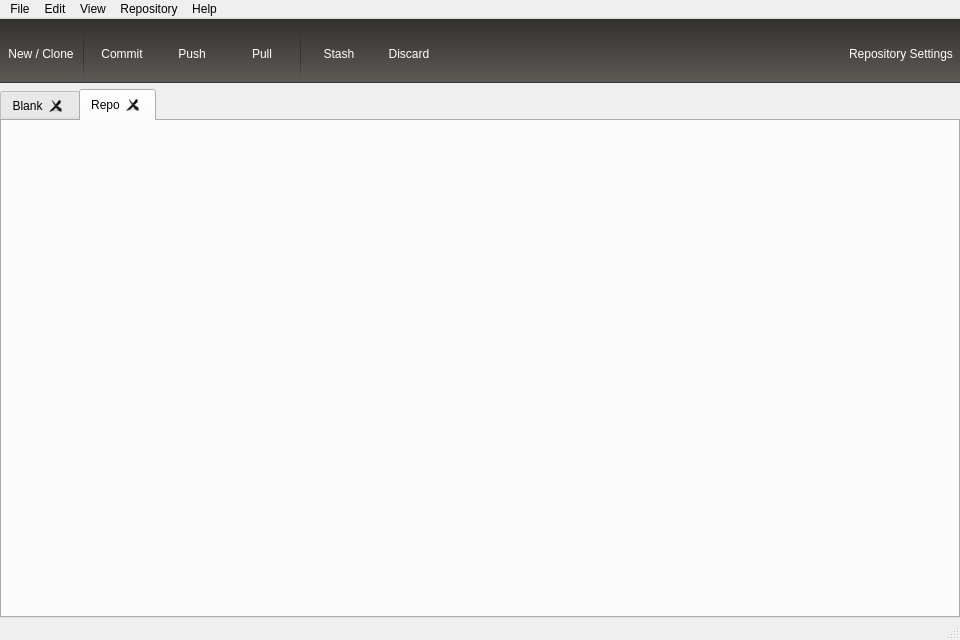
This is mainwindow.ui in tsekityam/gitlin-gui as Qt 5 draws it before an edit. The edited form follows.
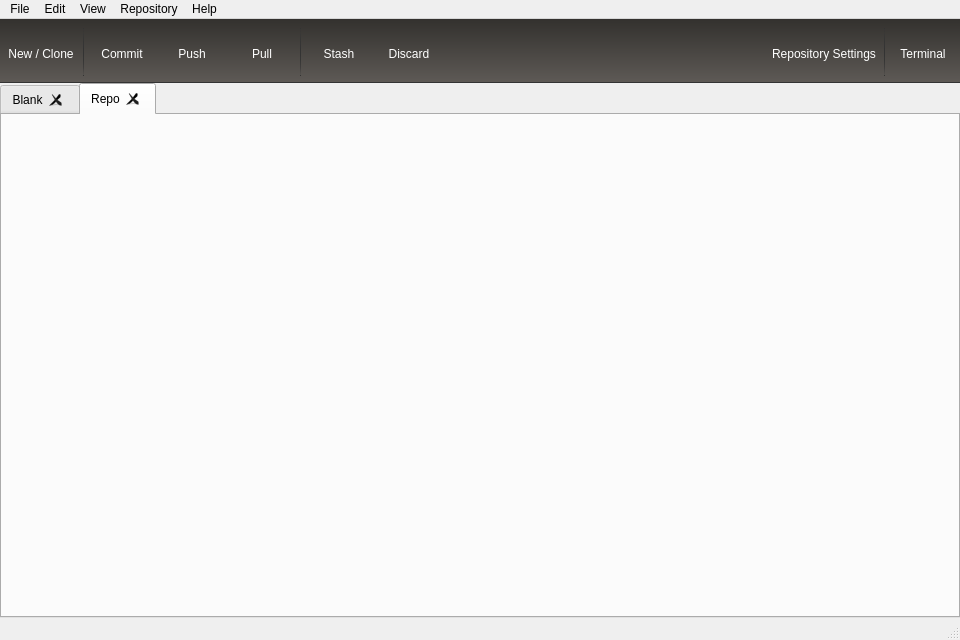
This is the edited form. The open tabs and pages were chosen to show the change. Icons and pictures are not drawn. Custom widgets are drawn as their Qt base class.

Commit message: Add Terminal Button Remove content view top spacing

```diff
--- a/mainwindow.ui
+++ b/mainwindow.ui
@@ -21,6 +21,9 @@
   </property>
   <widget class="QWidget" name="windowCentralWidget">
    <layout class="QVBoxLayout" name="verticalLayout">
+    <property name="spacing">
+     <number>0</number>
+    </property>
     <property name="leftMargin">
      <number>0</number>
     </property>
@@ -396,6 +399,68 @@
          </property>
         </widget>
        </item>
+       <item>
+        <widget class="Line" name="line_3">
+         <property name="sizePolicy">
+          <sizepolicy hsizetype="Fixed" vsizetype="Fixed">
+           <horstretch>0</horstretch>
+           <verstretch>0</verstretch>
+          </sizepolicy>
+         </property>
+         <property name="minimumSize">
+          <size>
+           <width>1</width>
+           <height>48</height>
+          </size>
+         </property>
+         <property name="maximumSize">
+          <size>
+           <width>1</width>
+           <height>16777215</height>
+          </size>
+         </property>
+         <property name="orientation">
+          <enum>Qt::Vertical</enum>
+         </property>
+        </widget>
+       </item>
+       <item>
+        <widget class="QToolButton" name="topButtonRepoSettings_2">
+         <property name="minimumSize">
+          <size>
+           <width>64</width>
+           <height>64</height>
+          </size>
+         </property>
+         <property name="maximumSize">
+          <size>
+           <width>64</width>
+           <height>64</height>
+          </size>
+         </property>
+         <property name="font">
+          <font>
+           <pointsize>9</pointsize>
+          </font>
+         </property>
+         <property name="text">
+          <string>Terminal</string>
+         </property>
+         <property name="icon">
+          <iconset resource="res/res.qrc">
+           <normaloff>:/res/img/barIcon_newRepo</normaloff>:/res/img/barIcon_newRepo</iconset>
+         </property>
+         <property name="iconSize">
+          <size>
+           <width>32</width>
+           <height>32</height>
+          </size>
+         </property>
+         <property name="toolButtonStyle">
+          <enum>Qt::ToolButtonTextUnderIcon</enum>
+         </property>
+        </widget>
+       </item>
       </layout>
      </widget>
     </item>
```
Left out of the diff: 4 changed lines with no effect on the pictures.
